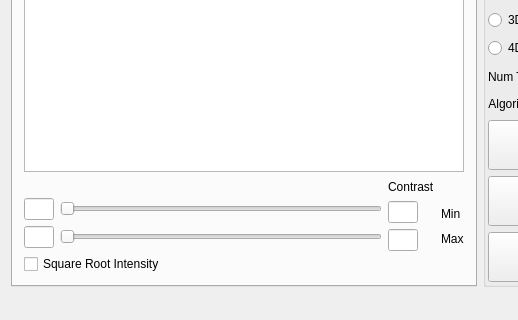
prism-em/prismatic, file Qt/prismmainwindow.ui: the form before one commit; both pictures show x 0 to 518 and y 529 to 849 of the 764 by 849 pixel window.
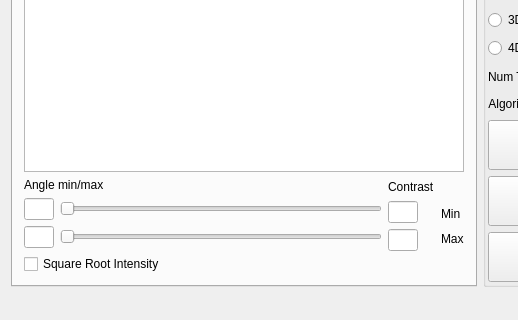
The form after the commit. The open tabs and pages were chosen to show the change.

Commit message: better names

```diff
--- a/Qt/prismmainwindow.ui
+++ b/Qt/prismmainwindow.ui
@@ -289,7 +289,7 @@
               <item>
                <widget class="QLabel" name="label_26">
                 <property name="text">
-                 <string/>
+                 <string>Angle min/max</string>
                 </property>
                </widget>
               </item>
```
Left out of the diff: 46 changed lines with no effect on the pictures.
